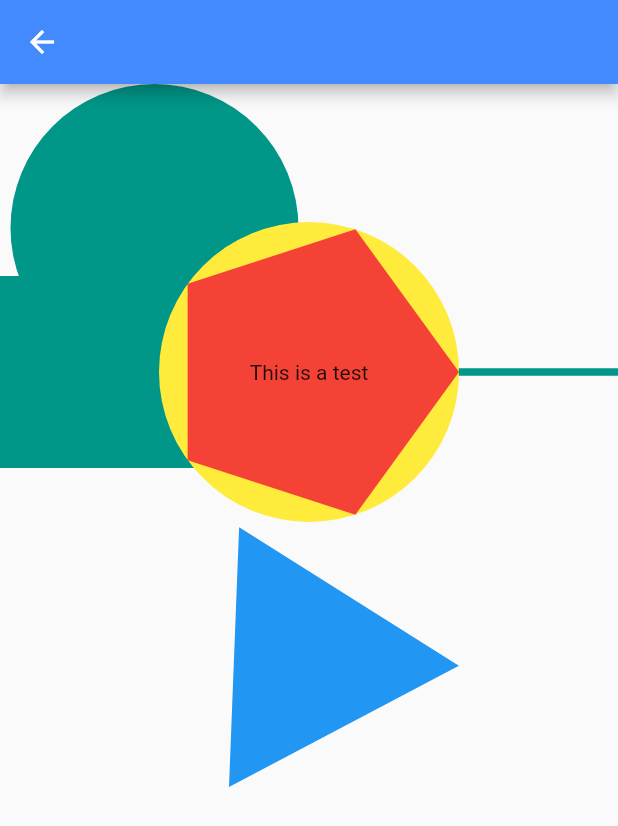
After one commit to ychsue/my_flutter_test, a Flutter app: the screen it shows after launch, after a tap on "N18 CustomPaint", on a phone screen of 412 x 824 dp. The commit adds this screen. Shown: the top 826 px of the screen. Run offline on Flutter 3.47's test engine with Material 2 defaults, Android fonts, the phone set to English and light mode, and no system bars; our stand-ins replace bloc, flutter_bloc, get, transparent_image; network calls fail; Roboto replaces fonts that are missing (Georgia).

Commit message:
CustomPaint 與 animation ，好玩

```diff
--- a/lib/src/route/app_pages.dart
+++ b/lib/src/route/app_pages.dart
@@ -5,6 +5,7 @@ import 'package:test2/src/route/main_screens/n15_inherited_widget_screen.dart';
 import 'package:test2/src/route/main_screens/n16_clip_r_rect_screen.dart';
 import 'package:test2/src/route/main_screens/n17/n17_first.dart';
 import 'package:test2/src/route/main_screens/n17/n17_hero_screen.dart';
+import 'package:test2/src/route/main_screens/n18/n18_custom_paint_screen.dart';
 import 'package:test2/src/route/main_screens/sliver_screen.dart';
 import 'package:test2/src/route/main_screens/unknown_screen.dart';
 import 'package:test2/src/route/main_screens/welcome_screen.dart';
@@ -22,10 +23,14 @@ enum Routes {
   n16_clip_r_rect,
   n17_hero_screen,
   n17_first,
+  n18_custom_paint,
 }
 
 abstract class AppPages {
   static final pages = [
+    GetPage(
+        name: Routes.n18_custom_paint.toLocation,
+        page: () => N18CustomPaintScreen()),
     GetPage(
       name: Routes.home.toLocation,
       page: () => GetHomeScreen(),
--- a/lib/src/route/main_screens/get_home_screen.dart
+++ b/lib/src/route/main_screens/get_home_screen.dart
@@ -14,6 +14,13 @@ class GetHomeScreen extends StatelessWidget {
           child: Container(
         child: ListView(
           children: [
+            Container(
+              margin: EdgeInsets.all(8.0),
+              child: TextButton(
+                  onPressed: () =>
+                      Get.toNamed(Routes.n18_custom_paint.toLocation),
+                  child: Text("N18 CustomPaint")),
+            ),
             Container(
               margin: EdgeInsets.all(8.0),
               child: TextButton(
--- /dev/null
+++ b/lib/src/route/main_screens/n18/my_custom_painter.dart
@@ -0,0 +1,56 @@
+import 'dart:math';
+
+import 'package:flutter/cupertino.dart';
+import 'package:flutter/material.dart';
+
+class MyCustomPainter extends CustomPainter {
+  @override
+  void paint(Canvas canvas, Size size) {
+    var paint = Paint()
+      ..color = Colors.teal
+      ..strokeWidth = 5
+      ..strokeCap = StrokeCap.round;
+
+    Offset p1 = Offset(0, size.height / 2);
+    Offset p2 = Offset(size.width, size.height / 2);
+
+    canvas.drawLine(p1, p2, paint);
+
+    var path = Path();
+    path.moveTo(0, size.height / 3);
+    path.lineTo(size.width / 3, size.height / 3);
+    path.lineTo(size.width / 2, size.height / 4);
+    path.lineTo(size.width * 2 / 3, size.height / 2);
+    path.lineTo(size.width / 2, size.height * 3 / 4);
+    path.lineTo(size.width / 3, size.height * 2 / 3);
+    path.lineTo(0, size.height * 2 / 3);
+
+    canvas.drawPath(path, paint);
+
+    var origin = Offset(size.width / 4, size.height / 4);
+    canvas.drawCircle(origin, min(size.width, size.height) / 4, paint);
+
+    paint.color = Colors.yellow;
+    var path2 = Path();
+    path2.addOval(Rect.fromCircle(
+        center: Offset(size.width / 2, size.height / 2), radius: 100));
+    canvas.drawPath(path2, paint);
+
+    var slides = 5;
+    var radius = 100;
+    var center = Offset(size.width / 2, size.height / 2);
+    var path3 = Path();
+    paint.color = Colors.red;
+    path3.moveTo(radius + center.dx, center.dy);
+    for (var i = 1; i <= slides; i++) {
+      path3.lineTo(center.dx + radius * cos(pi * 2 * i / slides),
+          center.dy + radius * sin(2 * pi * i / slides));
+    }
+    canvas.drawPath(path3, paint);
+  }
+
+  @override
+  bool shouldRepaint(covariant CustomPainter oldDelegate) {
+    return false;
+  }
+}
--- /dev/null
+++ b/lib/src/route/main_screens/n18/my_custom_painter_4_animation.dart
@@ -0,0 +1,35 @@
+import 'dart:math';
+
+import 'package:flutter/cupertino.dart';
+import 'package:flutter/material.dart';
+
+class MyCustomPainterForAnimation extends CustomPainter {
+  final double th0;
+
+  MyCustomPainterForAnimation({required this.th0});
+
+  @override
+  void paint(Canvas canvas, Size size) {
+    var radius = 100;
+    var sides = 3;
+    var center = Offset(size.width / 2, size.height / 2);
+    var paint = Paint()
+      ..color = Colors.blue
+      ..style = PaintingStyle.fill;
+
+    var path = Path()
+      ..moveTo(center.dx + radius * cos(th0), center.dy + radius * sin(th0));
+    for (var i = 1; i < sides; i++) {
+      path.lineTo(center.dx + radius * cos(th0 + 2 * pi * i / sides),
+          center.dy + radius * sin(th0 + 2 * pi * i / sides));
+    }
+
+    canvas.drawPath(path, paint);
+  }
+
+  @override
+  bool shouldRepaint(covariant CustomPainter oldDelegate) {
+    // TODO: implement shouldRepaint
+    return true;
+  }
+}
--- /dev/null
+++ b/lib/src/route/main_screens/n18/n18_custom_paint_screen.dart
@@ -0,0 +1,81 @@
+import 'dart:math';
+
+import 'package:flutter/material.dart';
+import 'package:test2/src/route/main_screens/n18/my_custom_painter_4_animation.dart';
+import 'my_custom_painter.dart';
+
+class N18CustomPaintScreen extends StatefulWidget {
+  N18CustomPaintScreen({Key? key}) : super(key: key);
+
+  @override
+  _N18CustomPaintScreenState createState() => _N18CustomPaintScreenState();
+}
+
+class _N18CustomPaintScreenState extends State<N18CustomPaintScreen>
+    with TickerProviderStateMixin {
+  late Animation<double> rotAni;
+  late AnimationController rotController;
+  // late Tween<double> _rotTween;
+  late CurveTween _rotTween;
+  late void Function() rotListener;
+  late void Function(AnimationStatus) rotStatusListener =
+      (AnimationStatus status) {
+    if (status == AnimationStatus.completed) {
+      rotController.repeat();
+    } else if (status == AnimationStatus.dismissed) {
+      rotController.forward();
+    }
+  };
+
+  @override
+  void initState() {
+    super.initState();
+    rotListener = () {
+      setState(() {});
+    };
+    // _rotTween = Tween(begin: -pi, end: pi);
+    _rotTween = CurveTween(curve: Curves.bounceIn);
+    rotController =
+        AnimationController(vsync: this, duration: const Duration(seconds: 4));
+    // rotAni = _rotTween.animate(
+    //     rotController) //這是 https://blog.codemagic.io/flutter-custom-painter/ 建議的寫法
+    rotAni = rotController.drive(_rotTween)
+      ..addListener(rotListener)
+      ..addStatusListener(rotStatusListener);
+    rotController.forward();
+  }
+
+  @override
+  void dispose() {
+    rotAni.removeListener(rotListener);
+    rotAni.removeStatusListener(rotStatusListener);
+    rotController.dispose();
+    super.dispose();
+  }
+
+  @override
+  Widget build(BuildContext context) {
+    return Scaffold(
+      appBar: AppBar(),
+      body: Column(
+        children: [
+          Flexible(
+            flex: 1,
+            child: CustomPaint(
+              painter: MyCustomPainter(),
+              child: Center(
+                child: Text("This is a test"),
+              ),
+            ),
+          ),
+          Flexible(
+            flex: 1,
+            child: CustomPaint(
+              painter: MyCustomPainterForAnimation(th0: rotAni.value * 2 * pi),
+            ),
+          )
+        ],
+      ),
+    );
+  }
+}
```
Also changed, not shown: 1 other file.
